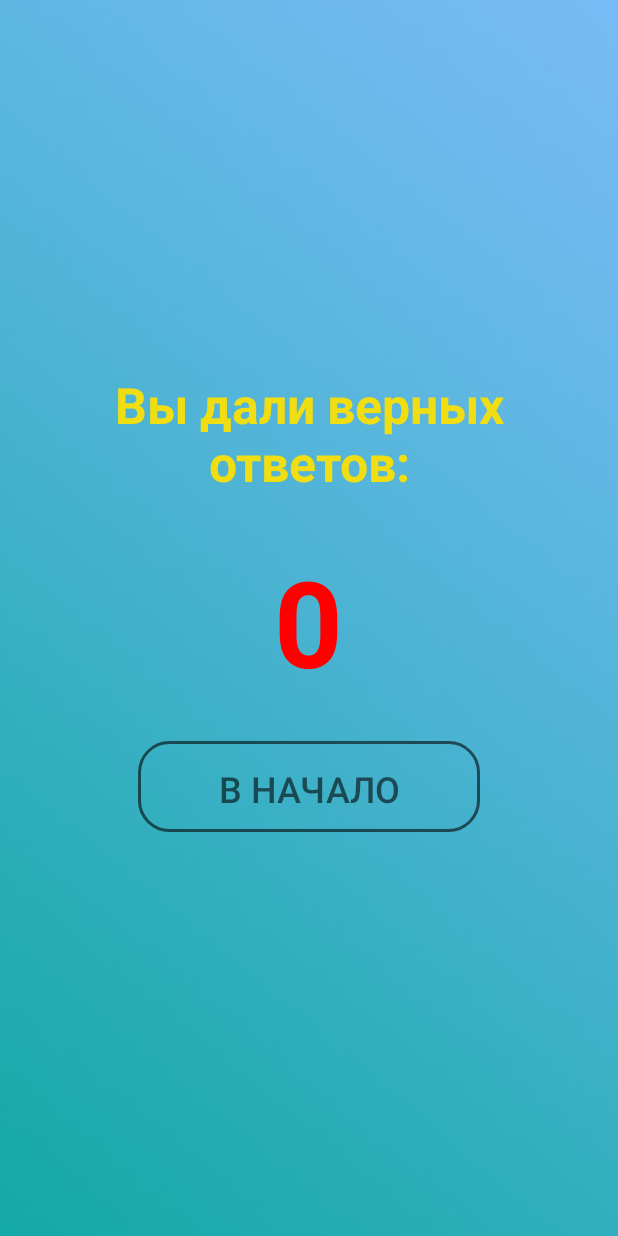
After one commit to SERgey1312/androidQuiz, an Android app: the GameEnd screen opened directly, with no data from a screen before it, on a phone screen of 412 x 824 dp. The commit adds this screen. Run offline under Robolectric (Android 15) with nearby library versions, the phone set to English and light mode, and no system bars; 1 statement that could not run was skipped.

Commit message:
game result add, new design done

```diff
--- a/app/src/main/AndroidManifest.xml
+++ b/app/src/main/AndroidManifest.xml
@@ -35,6 +35,12 @@
                 <category android:name="android.intent.category.LAUNCHER" />
             </intent-filter>
         </activity>
+        <activity android:name=".GameEnd"
+            android:screenOrientation="portrait">
+            <intent-filter>
+                <category android:name="android.intent.category.LAUNCHER" />
+            </intent-filter>
+        </activity>
     </application>
 
 </manifest>
--- /dev/null
+++ b/app/src/main/java/serega/apps/magicquiz/GameEnd.java
@@ -0,0 +1,47 @@
+package serega.apps.magicquiz;
+
+import android.content.Intent;
+import android.os.Bundle;
+import android.view.View;
+import android.view.Window;
+import android.view.WindowManager;
+import android.widget.Button;
+import android.widget.TextView;
+
+import androidx.appcompat.app.AppCompatActivity;
+
+public class GameEnd  extends AppCompatActivity {
+    @Override
+    protected void onCreate(Bundle savedInstanceState) {
+        super.onCreate(savedInstanceState);
+        setContentView(R.layout.end_layout);
+
+        Window window = getWindow();
+        window.setFlags(WindowManager.LayoutParams.FLAG_FULLSCREEN, WindowManager.LayoutParams.FLAG_FULLSCREEN);
+
+        TextView resalt = findViewById(R.id.result);
+        resalt.setText(getIntent().getExtras().getInt("result") + "");
+
+        Button BtnToStart = findViewById(R.id.toStart);
+        BtnToStart.setOnClickListener(new View.OnClickListener() {
+            @Override
+            public void onClick(View v) {
+                try {
+                    Intent intent = new Intent(GameEnd.this, MainActivity.class);
+                    startActivity(intent);
+                    finish();
+                } catch (Exception e){
+
+                }
+            }
+        });
+    }
+    //system btn back
+    @Override
+    public void onBackPressed(){
+        Intent intent = new Intent(GameEnd.this, MainActivity.class);
+        startActivity(intent);
+        finish();
+    }
+    //system btn back (end)
+}
--- /dev/null
+++ b/app/src/main/res/layout/end_layout.xml
@@ -0,0 +1,63 @@
+<?xml version="1.0" encoding="utf-8"?>
+<RelativeLayout xmlns:android="http://schemas.android.com/apk/res/android"
+    xmlns:app="http://schemas.android.com/apk/res-auto"
+    xmlns:tools="http://schemas.android.com/tools"
+    android:layout_width="match_parent"
+    android:layout_height="match_parent"
+    tools:context=".MainActivity">
+
+    <ImageView
+        android:id="@+id/back_thems"
+        android:layout_width="match_parent"
+        android:layout_height="match_parent"
+        android:scaleType="centerCrop"
+        android:src="@drawable/back_thems" />
+
+    <LinearLayout
+        android:id="@+id/levelsLayout"
+        android:layout_width="wrap_content"
+        android:layout_height="360dp"
+        android:layout_centerInParent="true"
+        android:padding="12dp"
+        android:layout_marginBottom="15dp"
+        android:orientation="vertical"
+        android:gravity="center">
+
+        <TextView
+            android:layout_width="wrap_content"
+            android:layout_height="90dp"
+            android:layout_gravity="center"
+            android:gravity="center"
+            android:text="@string/endText"
+            android:textAlignment="center"
+            android:textColor="#F0DE12"
+            android:textSize="33sp"
+            android:textStyle="bold" />
+        <TextView
+            android:id="@+id/result"
+            android:layout_width="wrap_content"
+            android:layout_height="160dp"
+            android:layout_gravity="center"
+            android:gravity="center"
+            android:text="0"
+            android:textAlignment="center"
+            android:textColor="#FF0000"
+            android:textSize="80sp"
+            android:textStyle="bold" />
+
+        <Button
+            android:id="@+id/toStart"
+            android:layout_width="228dp"
+            android:layout_height="wrap_content"
+            android:layout_weight="1"
+            android:background="@drawable/btn_start"
+            android:paddingLeft="13dp"
+            android:paddingRight="13dp"
+            android:text="@string/to_start"
+            android:textColor="@color/colorBlack95"
+            android:textSize="24sp"
+            android:layout_marginBottom="25dp"
+            android:padding="15dp"/>
+    </LinearLayout>
+
+</RelativeLayout>
--- a/app/src/main/res/values/strings.xml
+++ b/app/src/main/res/values/strings.xml
@@ -13,4 +13,7 @@
     <string name="middle">Средний</string>
     <string name="hard">Сложный</string>
     <string name="levels">Выберите уровень сложности</string>
+    <string name="color_green">#00FF40</string>
+    <string name="endText">Вы дали верных ответов:</string>
+    <string name="to_start">В начало</string>
 </resources>
```
Also changed, not shown: app/src/main/java/serega/apps/magicquiz/DBHelper.java (+29 -1 lines), app/src/main/java/serega/apps/magicquiz/GameStart.java (+132 -14 lines), app/src/main/res/layout/activity_startquiz_final.xml (+16 -19 lines).
